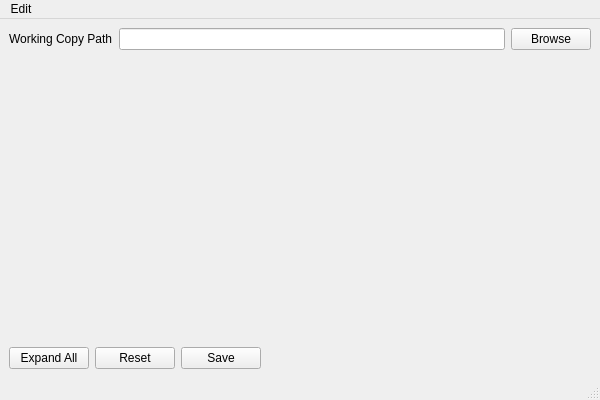
feddischson/svn-external-disposer, file forms/MainWindow.ui: the form before one commit.
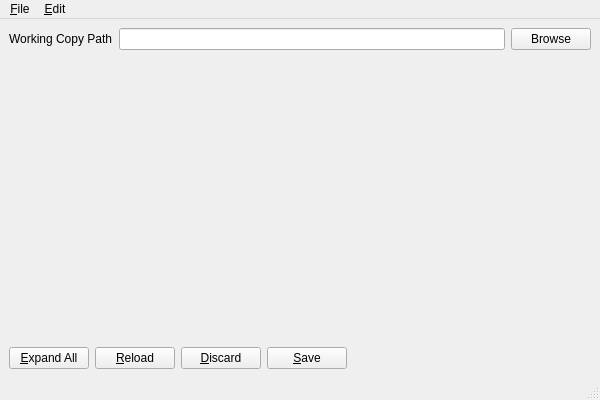
The form after the commit.

Commit message: Improved Menu and MainWindow handling

```diff
--- a/forms/MainWindow.ui
+++ b/forms/MainWindow.ui
@@ -47,21 +47,28 @@
       <item>
        <widget class="QPushButton" name="expand_PB">
         <property name="text">
-         <string>Expand All</string>
+         <string>&amp;Expand All</string>
         </property>
        </widget>
       </item>
       <item>
        <widget class="QPushButton" name="reset_PB">
         <property name="text">
-         <string>Reset</string>
+         <string>&amp;Reload</string>
+        </property>
+       </widget>
+      </item>
+      <item>
+       <widget class="QPushButton" name="discard_PB">
+        <property name="text">
+         <string>&amp;Discard</string>
         </property>
        </widget>
       </item>
       <item>
        <widget class="QPushButton" name="save_PB">
         <property name="text">
-         <string>Save</string>
+         <string>&amp;Save</string>
         </property>
        </widget>
       </item>
@@ -96,9 +103,15 @@
    </property>
    <widget class="QMenu" name="edit_M">
     <property name="title">
-     <string>Edit</string>
+     <string>&amp;Edit</string>
     </property>
    </widget>
+   <widget class="QMenu" name="file_M">
+    <property name="title">
+     <string>&amp;File</string>
+    </property>
+   </widget>
+   <addaction name="file_M"/>
    <addaction name="edit_M"/>
   </widget>
   <widget class="QStatusBar" name="statusbar"/>
```
Left out of the diff: 2 changed lines with no effect on the pictures. The commit also changes 4 other files.
